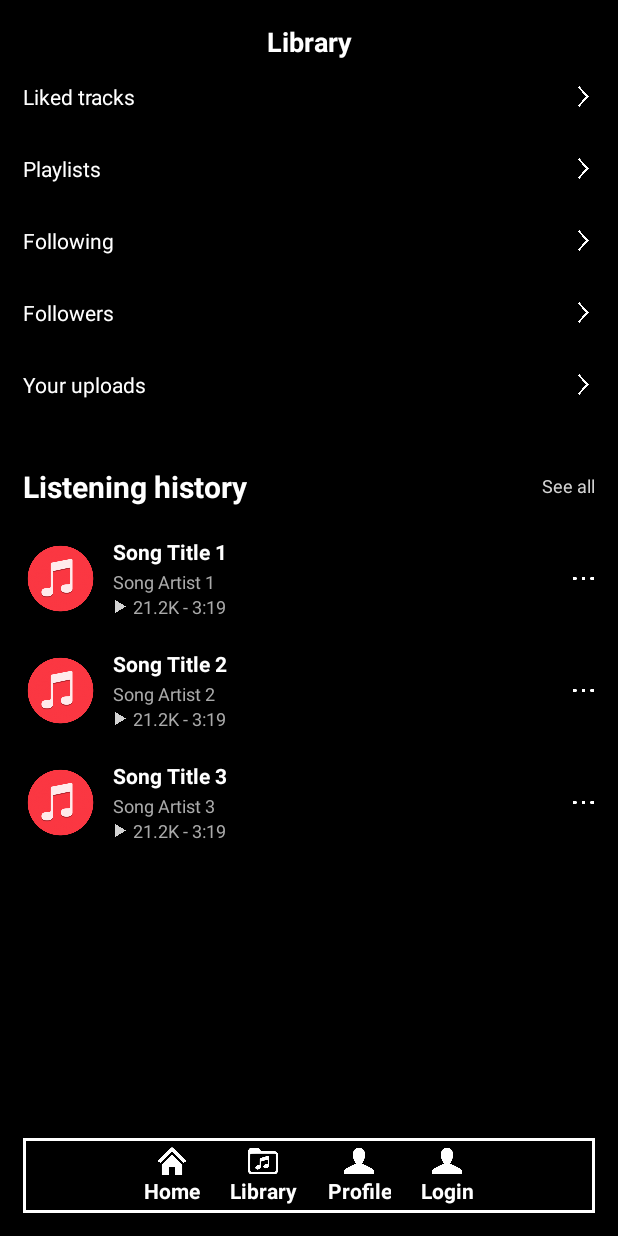
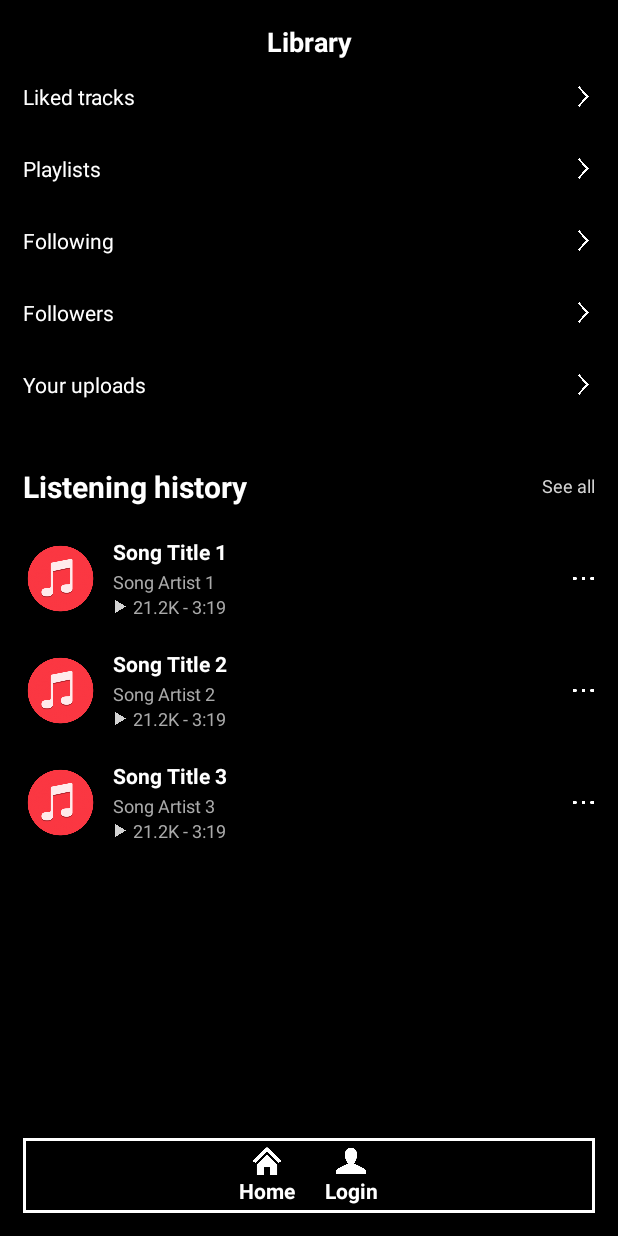
Before and after one commit to Zhylvern/MOBDEVE-Artistics, an Android app: the LibraryActivity screen opened directly, with no data from a screen before it, on a phone screen of 412 x 824 dp. Run offline under Robolectric (Android 15) with nearby library versions, the phone set to English and light mode, and no system bars.

Commit message:
Added log out button (only visible when logged in)

```diff
--- a/android-app/app/src/main/java/com/example/mobdeveartistics/activities/library/LibraryActivity.kt
+++ b/android-app/app/src/main/java/com/example/mobdeveartistics/activities/library/LibraryActivity.kt
@@ -2,6 +2,7 @@ package com.example.mobdeveartistics.activities.library
 
 import android.content.Intent
 import android.os.Bundle
+import android.util.Log
 import android.view.View
 import android.widget.TextView
 import android.widget.Toast
@@ -48,6 +49,41 @@ class LibraryActivity : AppCompatActivity() {
         val intent: Intent = intent
         accessToken_value = intent.getStringExtra("accessToken") // Assign to class-level variable
         userID_value = intent.getStringExtra("userID") // Assign to class-level variable
+
+        // Log statements for debugging
+        if (accessToken_value != null) {
+            Log.d("YourTag", "Access Token: $accessToken_value")
+        } else {
+            Log.d("YourTag", "Access Token is NULL")
+        }
+
+        if (userID_value != null) {
+            Log.d("YourTag", "User   ID: $userID_value")
+        } else {
+            Log.d("YourTag", "User   ID is NULL")
+        }
+
+        // Find the nav button layouts
+        val libraryButton: View = findViewById(R.id.libraryButtonLayout)
+        val profileButton: View = findViewById(R.id.profileButtonLayout)
+        val navLoginButton: View = findViewById(R.id.loginButtonLayout)
+        val navLogoutButton: View = findViewById(R.id.logoutButtonLayout)
+
+        // Check if accessToken_value and userID_value are null
+        if (accessToken_value == null || userID_value == null) {
+            // Hide the Library and Profile buttons if either is null
+            libraryButton.visibility = View.GONE
+            profileButton.visibility = View.GONE
+            navLoginButton.visibility = View.VISIBLE
+            navLogoutButton.visibility = View.GONE
+        } else {
+            // Show the Library and Profile buttons if both are present
+            libraryButton.visibility = View.VISIBLE
+            profileButton.visibility = View.VISIBLE
+            navLoginButton.visibility = View.GONE
+            navLogoutButton.visibility = View.VISIBLE
+
+        }
 
         likedTracks = findViewById(R.id.libCat_likedTracks)
         playlists = findViewById(R.id.libCat_playlists)
@@ -120,4 +156,15 @@ class LibraryActivity : AppCompatActivity() {
         i.putExtra("userID", userID_value) // Pass the user ID
         startActivity(i)
     }
+
+    fun navLogoutButton(v: View?) {
+        // Set accessToken and userID to null
+        accessToken_value = null
+        userID_value = null
+
+        val i = Intent(applicationContext, MainActivity::class.java)
+        startActivity(i)
+
+        Toast.makeText(this, "Logged out successfully", Toast.LENGTH_SHORT).show()
+    }
 }
--- a/android-app/app/src/main/res/layout/navbar_layout.xml
+++ b/android-app/app/src/main/res/layout/navbar_layout.xml
@@ -110,6 +110,7 @@
 
             <!-- Temp Login Button -->
             <LinearLayout
+                android:id="@+id/loginButtonLayout"
                 android:layout_width="wrap_content"
                 android:layout_height="wrap_content"
                 android:orientation="vertical"
@@ -130,6 +131,30 @@
                     android:textStyle="bold"
                     android:gravity="center" />
             </LinearLayout>
+
+            <LinearLayout
+                android:id="@+id/logoutButtonLayout"
+                android:layout_width="wrap_content"
+                android:layout_height="wrap_content"
+                android:orientation="vertical"
+                android:gravity="center"
+                android:layout_marginStart="20dp">
+
+                <ImageView
+                    android:layout_width="20dp"
+                    android:layout_height="20dp"
+                    android:src="@drawable/profile_navbar"
+                    android:onClick="navLogoutButton"/>
+
+                <TextView
+                    android:layout_width="wrap_content"
+                    android:layout_height="wrap_content"
+                    android:text="Log Out"
+                    android:textColor="@android:color/white"
+                    android:textStyle="bold"
+                    android:gravity="center" />
+            </LinearLayout>
+
         </LinearLayout>
     </LinearLayout>
 </RelativeLayout>
```
Also changed, not shown: android-app/app/src/main/java/com/example/mobdeveartistics/activities/feed/MainActivity.kt (+19 -1 lines), android-app/app/src/main/java/com/example/mobdeveartistics/activities/profile/ProfileActivity.kt (+34 -0 lines).
